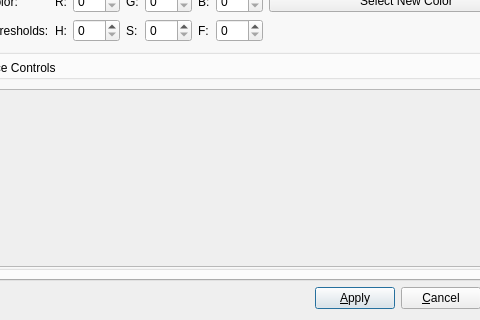
Above: heliview/src/SettingsDialog.ui from gcsmith/ktgt-uav-desktop before the change; both pictures show x 97 to 577 and y 85 to 405 of the 675 by 405 pixel window. Below: the same form after it.
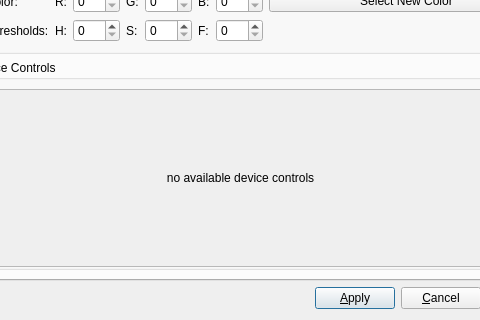
That is the form after the change. The open tabs and pages were chosen to show the change.

Commit message: fix crash in sendPacket

```diff
--- a/heliview/src/SettingsDialog.ui
+++ b/heliview/src/SettingsDialog.ui
@@ -455,10 +455,21 @@
                <x>0</x>
                <y>0</y>
                <width>623</width>
-               <height>176</height>
+               <height>174</height>
               </rect>
              </property>
-             <layout class="QGridLayout" name="gridLayout_9"/>
+             <layout class="QGridLayout" name="gridLayout_9">
+              <item row="0" column="0">
+               <widget class="QLabel" name="lblNoDeviceControls">
+                <property name="text">
+                 <string>no available device controls</string>
+                </property>
+                <property name="alignment">
+                 <set>Qt::AlignCenter</set>
+                </property>
+               </widget>
+              </item>
+             </layout>
             </widget>
            </widget>
           </item>
```
Left out of the diff: 2 changed lines with no effect on the pictures. The commit also changes 2 other files.
